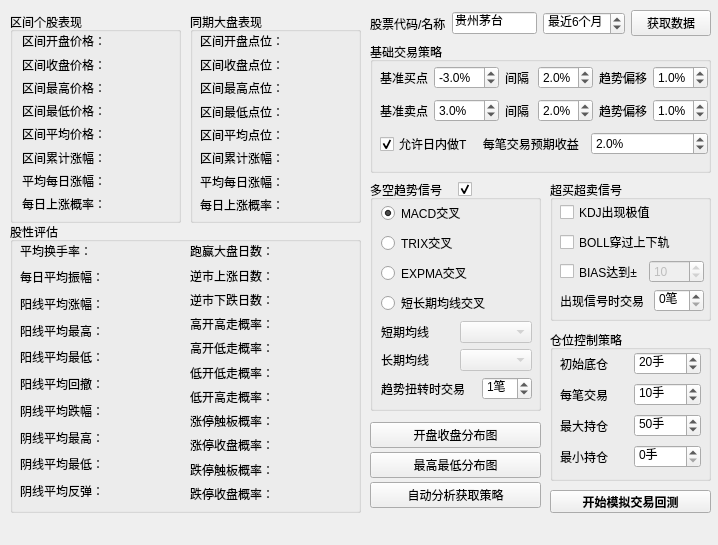
Before: the Qt Designer form QtDesign/StockAnalyzer.ui in victor647/QuantumStockTrade, drawn with Qt 5.
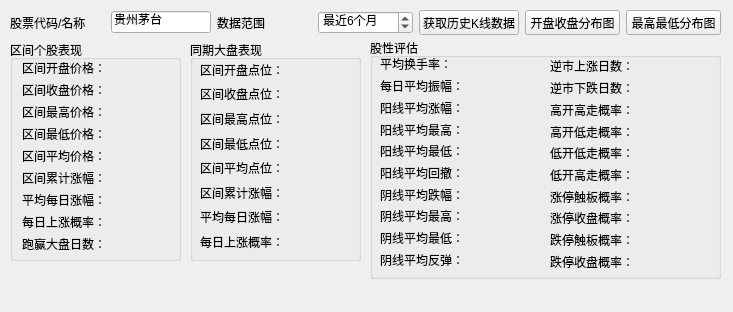
After: the same form once the commit is applied.

Commit message: 修改模拟交易逻辑（未完成）

Diff of the .ui file:
```diff
--- a/QtDesign/StockAnalyzer.ui
+++ b/QtDesign/StockAnalyzer.ui
@@ -6,8 +6,8 @@
    <rect>
     <x>0</x>
     <y>0</y>
-    <width>718</width>
-    <height>545</height>
+    <width>733</width>
+    <height>312</height>
    </rect>
   </property>
   <property name="windowTitle">
@@ -18,9 +18,9 @@
     <property name="geometry">
      <rect>
       <x>10</x>
-      <y>12</y>
+      <y>40</y>
       <width>171</width>
-      <height>211</height>
+      <height>221</height>
      </rect>
     </property>
     <property name="font">
@@ -38,7 +38,7 @@
        <x>12</x>
        <y>20</y>
        <width>151</width>
-       <height>180</height>
+       <height>191</height>
       </rect>
      </property>
      <layout class="QVBoxLayout" name="verticalLayout">
@@ -146,6 +146,19 @@
         </property>
        </widget>
       </item>
+      <item>
+       <widget class="QLabel" name="lblWinMarket">
+        <property name="font">
+         <font>
+          <family>Helvetica</family>
+          <pointsize>9</pointsize>
+         </font>
+        </property>
+        <property name="text">
+         <string>跑赢大盘日数：</string>
+        </property>
+       </widget>
+      </item>
      </layout>
     </widget>
    </widget>
@@ -153,9 +166,9 @@
     <property name="geometry">
      <rect>
       <x>190</x>
-      <y>12</y>
+      <y>40</y>
       <width>171</width>
-      <height>211</height>
+      <height>221</height>
      </rect>
     </property>
     <property name="font">
@@ -173,7 +186,7 @@
        <x>10</x>
        <y>20</y>
        <width>151</width>
-       <height>181</height>
+       <height>191</height>
       </rect>
      </property>
      <property name="font">
@@ -290,443 +303,13 @@
      </layout>
     </widget>
    </widget>
-   <widget class="QWidget" name="layoutWidget">
-    <property name="geometry">
-     <rect>
-      <x>370</x>
-      <y>10</y>
-      <width>341</width>
-      <height>27</height>
-     </rect>
-    </property>
-    <property name="font">
-     <font>
-      <family>Helvetica</family>
-      <pointsize>9</pointsize>
-     </font>
-    </property>
-    <layout class="QHBoxLayout" name="horizontalLayout_2">
-     <item>
-      <widget class="QLabel" name="lblStockNumber">
-       <property name="maximumSize">
-        <size>
-         <width>100</width>
-         <height>16777215</height>
-        </size>
-       </property>
-       <property name="font">
-        <font>
-         <family>Helvetica</family>
-         <pointsize>9</pointsize>
-        </font>
-       </property>
-       <property name="text">
-        <string>股票代码/名称</string>
-       </property>
-      </widget>
-     </item>
-     <item>
-      <widget class="QLineEdit" name="iptStockNumber">
-       <property name="maximumSize">
-        <size>
-         <width>100</width>
-         <height>16777215</height>
-        </size>
-       </property>
-       <property name="font">
-        <font>
-         <family>Helvetica</family>
-         <pointsize>9</pointsize>
-        </font>
-       </property>
-       <property name="text">
-        <string>贵州茅台</string>
-       </property>
-       <property name="maxLength">
-        <number>6</number>
-       </property>
-      </widget>
-     </item>
-     <item>
-      <widget class="QSpinBox" name="spbAnalyzeMonths">
-       <property name="suffix">
-        <string>个月</string>
-       </property>
-       <property name="prefix">
-        <string>最近</string>
-       </property>
-       <property name="minimum">
-        <number>1</number>
-       </property>
-       <property name="maximum">
-        <number>9</number>
-       </property>
-       <property name="value">
-        <number>6</number>
-       </property>
-      </widget>
-     </item>
-     <item>
-      <widget class="QPushButton" name="btnGetData">
-       <property name="font">
-        <font>
-         <family>Helvetica</family>
-         <pointsize>9</pointsize>
-        </font>
-       </property>
-       <property name="text">
-        <string>获取数据</string>
-       </property>
-      </widget>
-     </item>
-    </layout>
-   </widget>
-   <widget class="QGroupBox" name="grpNormalTradeRule">
-    <property name="geometry">
-     <rect>
-      <x>370</x>
-      <y>42</y>
-      <width>341</width>
-      <height>131</height>
-     </rect>
-    </property>
-    <property name="font">
-     <font>
-      <family>Helvetica</family>
-      <pointsize>9</pointsize>
-     </font>
-    </property>
-    <property name="title">
-     <string>基础交易策略</string>
-    </property>
-    <widget class="QWidget" name="layoutWidget">
-     <property name="geometry">
-      <rect>
-       <x>10</x>
-       <y>20</y>
-       <width>328</width>
-       <height>101</height>
-      </rect>
-     </property>
-     <property name="font">
-      <font>
-       <family>Helvetica</family>
-       <pointsize>9</pointsize>
-      </font>
-     </property>
-     <layout class="QVBoxLayout" name="verticalLayout_3">
-      <item>
-       <layout class="QHBoxLayout" name="horizontalLayout_3">
-        <item>
-         <widget class="QLabel" name="lblUpTrendBuyPoint">
-          <property name="font">
-           <font>
-            <family>Helvetica</family>
-            <pointsize>9</pointsize>
-           </font>
-          </property>
-          <property name="text">
-           <string>基准买点</string>
-          </property>
-         </widget>
-        </item>
-        <item>
-         <widget class="QDoubleSpinBox" name="spbBuyPointBase">
-          <property name="font">
-           <font>
-            <family>Helvetica</family>
-            <pointsize>9</pointsize>
-           </font>
-          </property>
-          <property name="suffix">
-           <string>%</string>
-          </property>
-          <property name="decimals">
-           <number>1</number>
-          </property>
-          <property name="minimum">
-           <double>-10.000000000000000</double>
-          </property>
-          <property name="maximum">
-           <double>10.000000000000000</double>
-          </property>
-          <property name="singleStep">
-           <double>0.100000000000000</double>
-          </property>
-          <property name="value">
-           <double>-3.000000000000000</double>
-          </property>
-         </widget>
-        </item>
-        <item>
-         <widget class="QLabel" name="lblBuyPointStep">
-          <property name="font">
-           <font>
-            <family>Helvetica</family>
-            <pointsize>9</pointsize>
-           </font>
-          </property>
-          <property name="text">
-           <string>间隔</string>
-          </property>
-         </widget>
-        </item>
-        <item>
-         <widget class="QDoubleSpinBox" name="spbBuyPointStep">
-          <property name="font">
-           <font>
-            <family>Helvetica</family>
-            <pointsize>9</pointsize>
-           </font>
-          </property>
-          <property name="suffix">
-           <string>%</string>
-          </property>
-          <property name="decimals">
-           <number>1</number>
-          </property>
-          <property name="minimum">
-           <double>0.000000000000000</double>
-          </property>
-          <property name="maximum">
-           <double>5.000000000000000</double>
-          </property>
-          <property name="singleStep">
-           <double>0.100000000000000</double>
-          </property>
-          <property name="value">
-           <double>2.000000000000000</double>
-          </property>
-         </widget>
-        </item>
-        <item>
-         <widget class="QLabel" name="lblBuyPointTrendBias">
-          <property name="font">
-           <font>
-            <family>Helvetica</family>
-            <pointsize>9</pointsize>
-           </font>
-          </property>
-          <property name="text">
-           <string>趋势偏移</string>
-          </property>
-         </widget>
-        </item>
-        <item>
-         <widget class="QDoubleSpinBox" name="spbBuyPointTrendBias">
-          <property name="font">
-           <font>
-            <family>Helvetica</family>
-            <pointsize>9</pointsize>
-           </font>
-          </property>
-          <property name="suffix">
-           <string>%</string>
-          </property>
-          <property name="decimals">
-           <number>1</number>
-          </property>
-          <property name="minimum">
-           <double>0.000000000000000</double>
-          </property>
-          <property name="maximum">
-           <double>5.000000000000000</double>
-          </property>
-          <property name="singleStep">
-           <double>0.100000000000000</double>
-          </property>
-          <property name="value">
-           <double>1.000000000000000</double>
-          </property>
-         </widget>
-        </item>
-       </layout>
-      </item>
-      <item>
-       <layout class="QHBoxLayout" name="horizontalLayout_4">
-        <item>
-         <widget class="QLabel" name="lblUpTrendSellPoint">
-          <property name="font">
-           <font>
-            <family>Helvetica</family>
-            <pointsize>9</pointsize>
-           </font>
-          </property>
-          <property name="text">
-           <string>基准卖点</string>
-          </property>
-         </widget>
-        </item>
-        <item>
-         <widget class="QDoubleSpinBox" name="spbSellPointBase">
-          <property name="font">
-           <font>
-            <family>Helvetica</family>
-            <pointsize>9</pointsize>
-           </font>
-          </property>
-          <property name="suffix">
-           <string>%</string>
-          </property>
-          <property name="decimals">
-           <number>1</number>
-          </property>
-          <property name="minimum">
-           <double>-10.000000000000000</double>
-          </property>
-          <property name="maximum">
-           <double>10.000000000000000</double>
-          </property>
-          <property name="singleStep">
-           <double>0.100000000000000</double>
-          </property>
-          <property name="value">
-           <double>3.000000000000000</double>
-          </property>
-         </widget>
-        </item>
-        <item>
-         <widget class="QLabel" name="lblSellPointStep">
-          <property name="font">
-           <font>
-            <family>Helvetica</family>
-            <pointsize>9</pointsize>
-           </font>
-          </property>
-          <property name="text">
-           <string>间隔</string>
-          </property>
-         </widget>
-        </item>
-        <item>
-         <widget class="QDoubleSpinBox" name="spbSellPointStep">
-          <property name="font">
-           <font>
-            <family>Helvetica</family>
-            <pointsize>9</pointsize>
-           </font>
-          </property>
-          <property name="suffix">
-           <string>%</string>
-          </property>
-          <property name="decimals">
-           <number>1</number>
-          </property>
-          <property name="minimum">
-           <double>0.000000000000000</double>
-          </property>
-          <property name="maximum">
-           <double>5.000000000000000</double>
-          </property>
-          <property name="singleStep">
-           <double>0.100000000000000</double>
-          </property>
-          <property name="value">
-           <double>2.000000000000000</double>
-          </property>
-         </widget>
-        </item>
-        <item>
-         <widget class="QLabel" name="lblSellPointTrendBias">
-          <property name="font">
-           <font>
-            <family>Helvetica</family>
-            <pointsize>9</pointsize>
-           </font>
-          </property>
-          <property name="text">
-           <string>趋势偏移</string>
-          </property>
-         </widget>
-        </item>
-        <item>
-         <widget class="QDoubleSpinBox" name="spbSellPointTrendBias">
-          <property name="font">
-           <font>
-            <family>Helvetica</family>
-            <pointsize>9</pointsize>
-           </font>
-          </property>
-          <property name="suffix">
-           <string>%</string>
-          </property>
-          <property name="decimals">
-           <number>1</number>
-          </property>
-          <property name="minimum">
-           <double>0.000000000000000</double>
-          </property>
-          <property name="maximum">
-           <double>5.000000000000000</double>
-          </property>
-          <property name="singleStep">
-           <double>0.100000000000000</double>
-          </property>
-          <property name="value">
-           <double>1.000000000000000</double>
-          </property>
-         </widget>
-        </item>
-       </layout>
-      </item>
-      <item>
-       <layout class="QHBoxLayout" name="horizontalLayout_9">
-        <item>
-         <widget class="QCheckBox" name="cbxAllowSameDayTrade">
-          <property name="font">
-           <font>
-            <family>Helvetica</family>
-            <pointsize>9</pointsize>
-           </font>
-          </property>
-          <property name="text">
-           <string>允许日内做T     每笔交易预期收益</string>
-          </property>
-          <property name="checked">
-           <bool>true</bool>
-          </property>
-         </widget>
-        </item>
-        <item>
-         <widget class="QDoubleSpinBox" name="spbSameDayProfit">
-          <property name="font">
-           <font>
-            <family>Helvetica</family>
-            <pointsize>9</pointsize>
-           </font>
-          </property>
-          <property name="suffix">
-           <string>%</string>
-          </property>
-          <property name="decimals">
-           <number>1</number>
-          </property>
-          <property name="minimum">
-           <double>-10.000000000000000</double>
-          </property>
-          <property name="maximum">
-           <double>10.000000000000000</double>
-          </property>
-          <property name="singleStep">
-           <double>0.100000000000000</double>
-          </property>
-          <property name="value">
-           <double>2.000000000000000</double>
-          </property>
-         </widget>
-        </item>
-       </layout>
-      </item>
-     </layout>
-    </widget>
-   </widget>
    <widget class="QGroupBox" name="groupBox">
     <property name="geometry">
      <rect>
-      <x>10</x>
-      <y>222</y>
+      <x>370</x>
+      <y>38</y>
       <width>351</width>
-      <height>291</height>
+      <height>241</height>
      </rect>
     </property>
     <property name="font">
@@ -744,7 +327,7 @@
        <x>10</x>
        <y>18</y>
        <width>161</width>
-       <height>261</height>
+       <height>211</height>
       </rect>
      </property>
      <property name="font">
@@ -892,23 +475,10 @@
        <x>180</x>
        <y>20</y>
        <width>161</width>
-       <height>261</height>
+       <height>211</height>
       </rect>
      </property>
      <layout class="QVBoxLayout" name="verticalLayout_9">
-      <item>
-       <widget class="QLabel" name="lblWinMarket">
-        <property name="font">
-         <font>
-          <family>Helvetica</family>
-          <pointsize>9</pointsize>
-         </font>
-        </property>
-        <property name="text">
-         <string>跑赢大盘日数：</string>
-        </property>
-       </widget>
-      </item>
       <item>
        <widget class="QLabel" name="lblInverseMarketUp">
         <property name="font">
@@ -1042,498 +612,108 @@
      </layout>
     </widget>
    </widget>
-   <widget class="QGroupBox" name="grpTrendIndicator">
-    <property name="geometry">
-     <rect>
-      <x>370</x>
-      <y>180</y>
-      <width>171</width>
-      <height>231</height>
-     </rect>
-    </property>
-    <property name="font">
-     <font>
-      <family>Helvetica</family>
-     </font>
-    </property>
-    <property name="title">
-     <string>多空趋势信号</string>
-    </property>
-    <widget class="QWidget" name="layoutWidget">
-     <property name="geometry">
-      <rect>
-       <x>11</x>
-       <y>21</y>
-       <width>151</width>
-       <height>199</height>
-      </rect>
-     </property>
-     <layout class="QVBoxLayout" name="verticalLayout_4">
-      <item>
-       <widget class="QRadioButton" name="rbnMacd">
-        <property name="text">
-         <string>MACD交叉</string>
-        </property>
-        <property name="checked">
-         <bool>true</bool>
-        </property>
-       </widget>
-      </item>
-      <item>
-       <widget class="QRadioButton" name="rbnTrix">
-        <property name="text">
-         <string>TRIX交叉</string>
-        </property>
-       </widget>
-      </item>
-      <item>
-       <widget class="QRadioButton" name="rbnExpma">
-        <property name="text">
-         <string>EXPMA交叉</string>
-        </property>
-       </widget>
-      </item>
-      <item>
-       <layout class="QHBoxLayout" name="horizontalLayout">
-        <item>
-         <widget class="QRadioButton" name="rbnMa">
-          <property name="text">
-           <string>短长期均线交叉</string>
-          </property>
-         </widget>
-        </item>
-       </layout>
-      </item>
-      <item>
-       <layout class="QHBoxLayout" name="horizontalLayout_11">
-        <item>
-         <widget class="QLabel" name="lblMaShort">
-          <property name="text">
-           <string>短期均线</string>
-          </property>
-         </widget>
-        </item>
-        <item>
-         <widget class="QComboBox" name="cbbMaShort">
-          <property name="enabled">
-           <bool>false</bool>
-          </property>
-         </widget>
-        </item>
-       </layout>
-      </item>
-      <item>
-       <layout class="QHBoxLayout" name="horizontalLayout_14">
-        <item>
-         <widget class="QLabel" name="lblMaLong">
-          <property name="text">
-           <string>长期均线</string>
-          </property>
-         </widget>
-        </item>
-        <item>
-         <widget class="QComboBox" name="cbbMaLong">
-          <property name="enabled">
-           <bool>false</bool>
-          </property>
-         </widget>
-        </item>
-       </layout>
-      </item>
-      <item>
-       <layout class="QHBoxLayout" name="horizontalLayout_16">
-        <item>
-         <widget class="QLabel" name="lblTrendChangeTradeUnit">
-          <property name="text">
-           <string>趋势扭转时交易</string>
-          </property>
-         </widget>
-        </item>
-        <item>
-         <widget class="QSpinBox" name="spbTrendChangeTradeUnit">
-          <property name="maximumSize">
-           <size>
-            <width>50</width>
-            <height>16777215</height>
-           </size>
-          </property>
-          <property name="suffix">
-           <string>笔</string>
-          </property>
-          <property name="minimum">
-           <number>0</number>
-          </property>
-          <property name="maximum">
-           <number>10</number>
-          </property>
-          <property name="value">
-           <number>1</number>
-          </property>
-         </widget>
-        </item>
-       </layout>
-      </item>
-     </layout>
-    </widget>
-   </widget>
-   <widget class="QGroupBox" name="grpShareAllowed">
-    <property name="geometry">
-     <rect>
-      <x>550</x>
-      <y>330</y>
-      <width>161</width>
-      <height>151</height>
-     </rect>
-    </property>
-    <property name="font">
-     <font>
-      <family>Helvetica</family>
-     </font>
-    </property>
-    <property name="title">
-     <string>仓位控制策略</string>
-    </property>
-    <widget class="QWidget" name="layoutWidget">
-     <property name="geometry">
-      <rect>
-       <x>10</x>
-       <y>20</y>
-       <width>141</width>
-       <height>120</height>
-      </rect>
-     </property>
-     <layout class="QVBoxLayout" name="verticalLayout_5">
-      <item>
-       <layout class="QHBoxLayout" name="horizontalLayout_5">
-        <item>
-         <widget class="QLabel" name="lblInitialShare">
-          <property name="font">
-           <font>
-            <family>Helvetica</family>
-            <pointsize>9</pointsize>
-           </font>
-          </property>
-          <property name="text">
-           <string>初始底仓</string>
-          </property>
-         </widget>
-        </item>
-        <item>
-         <widget class="QSpinBox" name="spbInitialShare">
-          <property name="font">
-           <font>
-            <family>Helvetica</family>
-            <pointsize>9</pointsize>
-           </font>
-          </property>
-          <property name="suffix">
-           <string>手</string>
-          </property>
-          <property name="minimum">
-           <number>1</number>
-          </property>
-          <property name="maximum">
-           <number>1000</number>
-          </property>
-          <property name="singleStep">
-           <number>1</number>
-          </property>
-          <property name="value">
-           <number>20</number>
-          </property>
-         </widget>
-        </item>
-       </layout>
-      </item>
-      <item>
-       <layout class="QHBoxLayout" name="horizontalLayout_6">
-        <item>
-         <widget class="QLabel" name="lblSharePerTrade">
-          <property name="font">
-           <font>
-            <family>Helvetica</family>
-            <pointsize>9</pointsize>
-           </font>
-          </property>
-          <property name="text">
-           <string>每笔交易</string>
-          </property>
-         </widget>
-        </item>
-        <item>
-         <widget class="QSpinBox" name="spbSharePerTrade">
-          <property name="font">
-           <font>
-            <family>Helvetica</family>
-            <pointsize>9</pointsize>
-           </font>
-          </property>
-          <property name="suffix">
-           <string>手</string>
-          </property>
-          <property name="minimum">
-           <number>1</number>
-          </property>
-          <property name="maximum">
-           <number>1000</number>
-          </property>
-          <property name="singleStep">
-           <number>1</number>
-          </property>
-          <property name="value">
-           <number>10</number>
-          </property>
-         </widget>
-        </item>
-       </layout>
-      </item>
-      <item>
-       <layout class="QHBoxLayout" name="horizontalLayout_7">
-        <item>
-         <widget class="QLabel" name="lblMaxShare">
-          <property name="font">
-           <font>
-            <family>Helvetica</family>
-            <pointsize>9</pointsize>
-           </font>
-          </property>
-          <property name="text">
-           <string>最大持仓</string>
-          </property>
-         </widget>
-        </item>
-        <item>
-         <widget class="QSpinBox" name="spbMaxShare">
-          <property name="font">
-           <font>
-            <family>Helvetica</family>
-            <pointsize>9</pointsize>
-           </font>
-          </property>
-          <property name="suffix">
-           <string>手</string>
-          </property>
-          <property name="minimum">
-           <number>1</number>
-          </property>
-          <property name="maximum">
-           <number>1000</number>
-          </property>
-          <property name="singleStep">
-           <number>1</number>
-          </property>
-          <property name="value">
-           <number>50</number>
-          </property>
-         </widget>
-        </item>
-       </layout>
-      </item>
-      <item>
-       <layout class="QHBoxLayout" name="horizontalLayout_8">
-        <item>
-         <widget class="QLabel" name="lblMinShare">
-          <property name="font">
-           <font>
-            <family>Helvetica</family>
-            <pointsize>9</pointsize>
-           </font>
-          </property>
-          <property name="text">
-           <string>最小持仓</string>
-          </property>
-         </widget>
-        </item>
-        <item>
-         <widget class="QSpinBox" name="spbMinShare">
-          <property name="font">
-           <font>
-            <family>Helvetica</family>
-            <pointsize>9</pointsize>
-           </font>
-          </property>
-          <property name="suffix">
-           <string>手</string>
-          </property>
-          <property name="minimum">
-           <number>0</number>
-          </property>
-          <property name="maximum">
-           <number>1000</number>
-          </property>
-          <property name="singleStep">
-           <number>1</number>
-          </property>
-          <property name="value">
-           <number>0</number>
-          </property>
-         </widget>
-        </item>
-       </layout>
-      </item>
-     </layout>
-    </widget>
-   </widget>
-   <widget class="QGroupBox" name="grpShortTermSignal">
-    <property name="geometry">
-     <rect>
-      <x>550</x>
-      <y>180</y>
-      <width>161</width>
-      <height>141</height>
-     </rect>
-    </property>
-    <property name="font">
-     <font>
-      <family>Helvetica</family>
-     </font>
-    </property>
-    <property name="title">
-     <string>超买超卖信号</string>
-    </property>
-    <widget class="QWidget" name="layoutWidget">
-     <property name="geometry">
-      <rect>
-       <x>10</x>
-       <y>20</y>
-       <width>144</width>
-       <height>112</height>
-      </rect>
-     </property>
-     <layout class="QVBoxLayout" name="verticalLayout_7">
-      <item>
-       <widget class="QCheckBox" name="cbxKdjEnabled">
-        <property name="text">
-         <string>KDJ出现极值</string>
-        </property>
-        <property name="checked">
-         <bool>false</bool>
-        </property>
-       </widget>
-      </item>
-      <item>
-       <widget class="QCheckBox" name="cbxBollEnabled">
-        <property name="text">
-         <string>BOLL穿过上下轨</string>
-        </property>
-        <property name="checked">
-         <bool>false</bool>
-        </property>
-       </widget>
-      </item>
-      <item>
-       <layout class="QHBoxLayout" name="horizontalLayout_12">
-        <item>
-         <widget class="QCheckBox" name="cbxBiasEnabled">
-          <property name="text">
-           <string>BIAS达到±</string>
-          </property>
-          <property name="checked">
-           <bool>false</bool>
-          </property>
-         </widget>
-        </item>
-        <item>
-         <widget class="QSpinBox" name="spbBiasThreshold">
-          <property name="enabled">
-           <bool>false</bool>
-          </property>
-          <property name="minimum">
-           <number>5</number>
-          </property>
-          <property name="maximum">
-           <number>20</number>
-          </property>
-          <property name="value">
-           <number>10</number>
-          </property>
-         </widget>
-        </item>
-       </layout>
-      </item>
-      <item>
-       <layout class="QHBoxLayout" name="horizontalLayout_13">
-        <item>
-         <widget class="QLabel" name="lblSignalTradeUnit">
-          <property name="text">
-           <string>出现信号时交易</string>
-          </property>
-         </widget>
-        </item>
-        <item>
-         <widget class="QSpinBox" name="spbSignalTradeUnit">
-          <property name="maximumSize">
-           <size>
-            <width>50</width>
-            <height>16777215</height>
-           </size>
-          </property>
-          <property name="suffix">
-           <string>笔</string>
-          </property>
-          <property name="minimum">
-           <number>0</number>
-          </property>
-          <property name="maximum">
-           <number>100</number>
-          </property>
-         </widget>
-        </item>
-       </layout>
-      </item>
-     </layout>
-    </widget>
-   </widget>
-   <widget class="QCheckBox" name="cbxTrendEnabled">
-    <property name="geometry">
-     <rect>
-      <x>458</x>
-      <y>180</y>
-      <width>16</width>
-      <height>18</height>
-     </rect>
-    </property>
-    <property name="text">
-     <string/>
-    </property>
-    <property name="checked">
-     <bool>true</bool>
-    </property>
-   </widget>
-   <widget class="QPushButton" name="btnStartTrade">
-    <property name="geometry">
-     <rect>
-      <x>550</x>
-      <y>490</y>
-      <width>161</width>
-      <height>23</height>
-     </rect>
-    </property>
-    <property name="font">
-     <font>
-      <family>Helvetica</family>
-      <pointsize>9</pointsize>
-      <weight>75</weight>
-      <bold>true</bold>
-     </font>
-    </property>
-    <property name="text">
-     <string>开始模拟交易回测</string>
-    </property>
-   </widget>
    <widget class="QWidget" name="">
     <property name="geometry">
      <rect>
-      <x>370</x>
-      <y>421</y>
-      <width>171</width>
-      <height>91</height>
+      <x>10</x>
+      <y>10</y>
+      <width>711</width>
+      <height>25</height>
      </rect>
     </property>
-    <layout class="QVBoxLayout" name="verticalLayout_8">
-     <property name="spacing">
-      <number>3</number>
-     </property>
+    <layout class="QHBoxLayout" name="horizontalLayout">
+     <item>
+      <widget class="QLabel" name="lblStockNumber">
+       <property name="maximumSize">
+        <size>
+         <width>100</width>
+         <height>16777215</height>
+        </size>
+       </property>
+       <property name="font">
+        <font>
+         <family>Helvetica</family>
+         <pointsize>9</pointsize>
+        </font>
+       </property>
+       <property name="text">
+        <string>股票代码/名称</string>
+       </property>
+      </widget>
+     </item>
+     <item>
+      <widget class="QLineEdit" name="iptStockNumber">
+       <property name="maximumSize">
+        <size>
+         <width>100</width>
+         <height>16777215</height>
+        </size>
+       </property>
+       <property name="font">
+        <font>
+         <family>Helvetica</family>
+         <pointsize>9</pointsize>
+        </font>
+       </property>
+       <property name="text">
+        <string>贵州茅台</string>
+       </property>
+       <property name="maxLength">
+        <number>6</number>
+       </property>
+      </widget>
+     </item>
+     <item>
+      <widget class="QLabel" name="lblStockNumber_2">
+       <property name="maximumSize">
+        <size>
+         <width>100</width>
+         <height>16777215</height>
+        </size>
+       </property>
+       <property name="font">
+        <font>
+         <family>Helvetica</family>
+         <pointsize>9</pointsize>
+        </font>
+       </property>
+       <property name="text">
+        <string>数据范围</string>
+       </property>
+      </widget>
+     </item>
+     <item>
+      <widget class="QSpinBox" name="spbAnalyzeMonths">
+       <property name="suffix">
+        <string>个月</string>
+       </property>
+       <property name="prefix">
+        <string>最近</string>
+       </property>
+       <property name="minimum">
+        <number>1</number>
+       </property>
+       <property name="maximum">
+        <number>12</number>
+       </property>
+       <property name="value">
+        <number>6</number>
+       </property>
+      </widget>
+     </item>
+     <item>
+      <widget class="QPushButton" name="btnGetData">
+       <property name="font">
+        <font>
+         <family>Helvetica</family>
+         <pointsize>9</pointsize>
+        </font>
+       </property>
+       <property name="text">
+        <string>获取历史K线数据</string>
+       </property>
+      </widget>
+     </item>
      <item>
       <widget class="QPushButton" name="btnPlotOpenCloseDistribution">
        <property name="font">
@@ -1560,19 +740,6 @@
        </property>
       </widget>
      </item>
-     <item>
-      <widget class="QPushButton" name="btnAutoFindStrategy">
-       <property name="font">
-        <font>
-         <family>Helvetica</family>
-         <pointsize>9</pointsize>
-        </font>
-       </property>
-       <property name="text">
-        <string>自动分析获取策略</string>
-       </property>
-      </widget>
-     </item>
     </layout>
    </widget>
   </widget>
```
Left out of the diff: 146 changed lines with no effect on the pictures. The commit also changes 15 other files.
